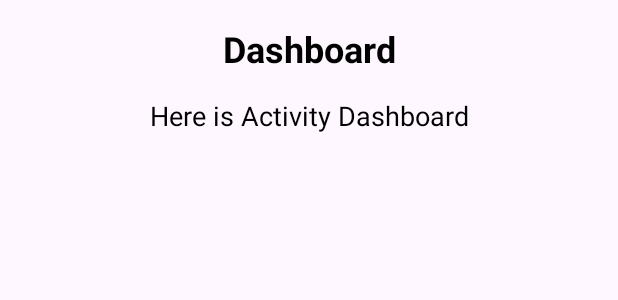
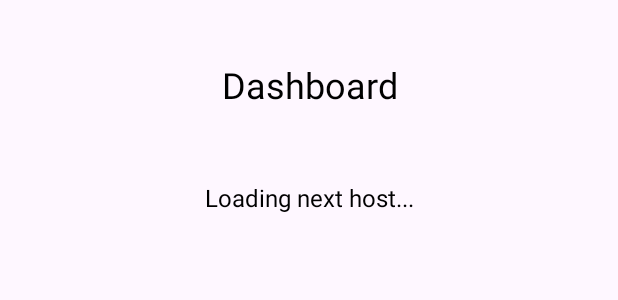
Before and after one commit to Fabo011/board-gamer-app, an Android app: the layout activity_dashboard.xml on its own in the app's theme, with its tools: preview values and no code run, on a phone screen of 412 x 824 dp. Shown: the top 300 px of the screen. Run offline under Robolectric (Android 15) with nearby library versions, the light colour scheme and no system bars.

Commit message:
next host info added.

```diff
--- a/app/src/main/res/layout/activity_dashboard.xml
+++ b/app/src/main/res/layout/activity_dashboard.xml
@@ -3,7 +3,8 @@
     android:layout_width="match_parent"
     android:layout_height="match_parent"
     android:orientation="vertical"
-    android:padding="16dp">
+    android:padding="16dp"
+    android:layout_marginTop="24dp">
 
     <!-- Headline TextView -->
     <TextView
@@ -12,19 +13,21 @@
         android:layout_height="wrap_content"
         android:text="Dashboard"
         android:textSize="24sp"
-        android:textStyle="bold"
+        android:textStyle="normal"
         android:gravity="center"
-        android:paddingBottom="16dp"
-        android:textColor="@android:color/black"/>
+       android:paddingBottom="16dp"
+       android:textColor="@android:color/black"/>
 
-    <!-- Body TextView with information -->
+    <!-- Notice TextView (Next Host Message) -->
     <TextView
-        android:id="@+id/dashboard_text"
+        android:id="@+id/notice_text"
         android:layout_width="match_parent"
         android:layout_height="wrap_content"
-        android:text="Here is Activity Dashboard"
-        android:textSize="18sp"
-        android:gravity="center"
-        android:textColor="@android:color/black"/>
+        android:text="Loading next host..."
+        android:textSize="16sp"
+        android:textColor="@android:color/black"
+        android:padding="12dp"
+        android:layout_marginTop="20dp"
+        android:gravity="center"/>
 
 </LinearLayout>
```
Also changed, not shown: app/src/main/java/com/example/boardgamerapp/DashboardActivity.java (+24 -2 lines), app/src/main/java/com/example/boardgamerapp/database/Database.java (+0 -10 lines), app/src/main/java/com/example/boardgamerapp/library/UserStory2RotateHost.java (added, +46 -0 lines).
